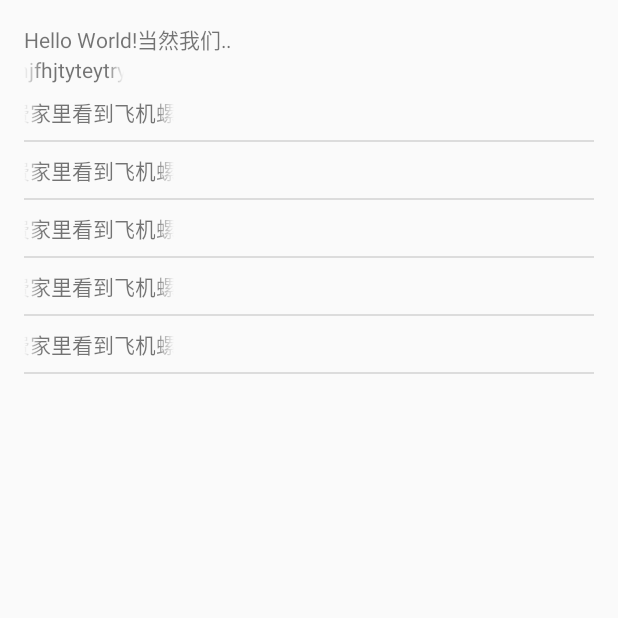
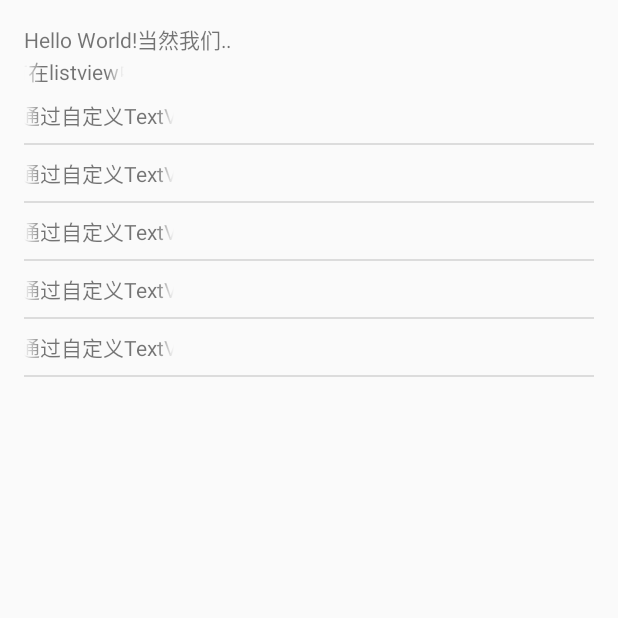
Before and after one commit to xiaox315/TextView_Slide_inListView, an Android app: the screen it shows after launch (MainActivity), on a phone screen of 412 x 824 dp, the top half of it. Run offline under Robolectric (Android 15) with nearby library versions, the phone set to English and light mode, and no system bars; our stand-ins replace ButterKnife.

Commit message:
简化工程

```diff
--- a/app/src/main/java/edu/hrbeu/xiaox/textview_liftandrightslide/MainActivity.java
+++ b/app/src/main/java/edu/hrbeu/xiaox/textview_liftandrightslide/MainActivity.java
@@ -2,8 +2,6 @@ package edu.hrbeu.xiaox.textview_liftandrightslide;
 
 import android.app.Activity;
 import android.os.Bundle;
-import android.text.TextUtils;
-import android.text.method.ScrollingMovementMethod;
 import android.widget.ListView;
 import android.widget.TextView;
 
@@ -25,12 +23,7 @@ public class MainActivity extends Activity {
         super.onCreate(savedInstanceState);
         setContentView(R.layout.activity_main);
         ButterKnife.inject(this);
-        textview.setEllipsize(TextUtils.TruncateAt.MARQUEE);
-        textview.setSingleLine(true);
-        textview.setHorizontallyScrolling(true);
-        textview.setMarqueeRepeatLimit(6);
-        textview.setMovementMethod(ScrollingMovementMethod.getInstance());
-        textview.setFocusable(true);
+
         final myAdapter myAdapter =new myAdapter(MainActivity.this);
         listView.setAdapter(myAdapter);
 
--- a/app/src/main/res/layout/activity_main.xml
+++ b/app/src/main/res/layout/activity_main.xml
@@ -26,7 +26,7 @@
         android:id="@+id/text2"
         android:layout_width="100px"
         android:layout_height="wrap_content"
-        android:text="234254fadfadffadfadfgfhdgfhjhfjhfjhjfhjfhjfhjfhjtyteytryet"
+        android:text="这个是textView中的跑马灯效果，这个下面有在listview中的，这个可以不用自定义控件。"
         android:marqueeRepeatLimit="marquee_forever"
         android:ellipsize="marquee"
         android:scrollHorizontally="true"
--- a/app/src/main/res/layout/textview.xml
+++ b/app/src/main/res/layout/textview.xml
@@ -14,6 +14,6 @@
         android:scrollHorizontally="true"
         android:focusableInTouchMode="true"
         android:singleLine="true"
-        android:text="我不知道你有多爱我卡塞进风口浪尖上的浪费家里看到飞机螺丝钉棵解放了打开解放第四发地方"
+        android:text="这个是listView中的item文字的跑马灯效果，通过自定义TextView来实现"
          />
 </LinearLayout>
```
